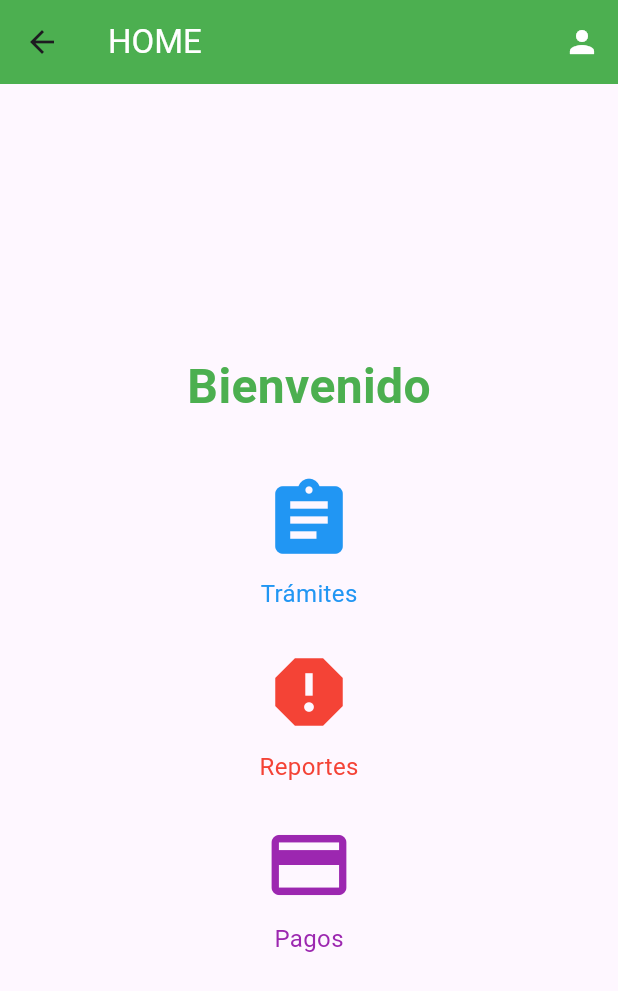
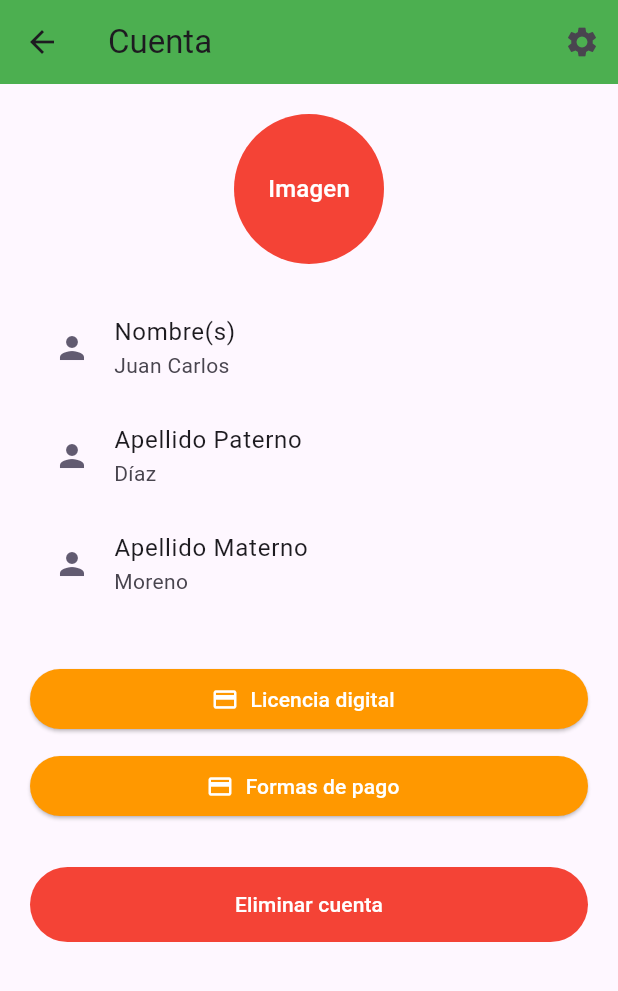
Before and after one commit to gerrycode01/gps_semovil, a Flutter app: the UserHomePage screen opened by its route, after a tap on the "person" icon, on a phone screen of 412 x 824 dp. Shown: the top 991 px of the screen. Run offline on Flutter 3.47's test engine with Material 3 defaults, Android fonts, the light colour scheme and no system bars; our stand-ins replace cloud_firestore, firebase_auth, firebase_core; accounts and stored records are empty.

Commit message:
adicion de cuenta en usuario

```diff
--- a/lib/user/screens/user_home_page.dart
+++ b/lib/user/screens/user_home_page.dart
@@ -1,5 +1,6 @@
 import 'package:flutter/material.dart';
 import 'package:gps_semovil/user/screens/%20formalities/options.dart';
+import 'package:gps_semovil/user/screens/user_settings.dart';
 
 class MyApp extends StatelessWidget {
   const MyApp({super.key});
@@ -32,7 +33,10 @@ class _UserHomePageState extends State<UserHomePage> {
             color: Colors.white,
             icon: const Icon(Icons.person),
             onPressed: () {
-              // Acciones del ícono de usuario
+              Navigator.push(
+                  context,
+                  MaterialPageRoute(
+                      builder: (context) => const UserSettings()));
             },
           )
         ],
--- /dev/null
+++ b/lib/user/screens/user_settings.dart
@@ -0,0 +1,101 @@
+import 'package:flutter/material.dart';
+
+class UserSettings extends StatefulWidget {
+  const UserSettings({super.key});
+
+  @override
+  State<UserSettings> createState() => _UserSettingsState();
+}
+
+class _UserSettingsState extends State<UserSettings> {
+  @override
+  Widget build(BuildContext context) {
+    return Scaffold(
+      appBar: AppBar(
+        title: const Text('Cuenta'),
+        actions: [
+          IconButton(
+            icon: const Icon(Icons.settings),
+            onPressed: () {
+              // Acción al presionar el ícono de configuración
+              print('Configuración presionada');
+            },
+          ),
+        ],
+        backgroundColor: Colors.green,
+      ),
+      body: ListView(
+        padding: const EdgeInsets.all(20),
+        children: [
+          CircleAvatar(
+            radius: 50,
+            backgroundColor: Colors.red,
+            child: const Text('Imagen', style: TextStyle(color: Colors.white)), // Reemplazar con Image.network() o Image.asset() si tienes una imagen
+          ),
+          const SizedBox(height: 20),
+          ListTile(
+            title: const Text('Nombre(s)'),
+            subtitle: const Text('Juan Carlos'),
+            leading: Icon(Icons.person, color: Theme.of(context).colorScheme.secondary),
+          ),
+          ListTile(
+            title: const Text('Apellido Paterno'),
+            subtitle: const Text('Díaz'),
+            leading: Icon(Icons.person, color: Theme.of(context).colorScheme.secondary),
+          ),
+          ListTile(
+            title: const Text('Apellido Materno'),
+            subtitle: const Text('Moreno'),
+            leading: Icon(Icons.person, color: Theme.of(context).colorScheme.secondary),
+          ),
+          const SizedBox(height: 30),
+          ElevatedButton.icon(
+
+            icon: const Icon(Icons.credit_card),
+            label: const Text('Licencia digital'),
+            onPressed: () {
+              // Acción para Licencia digital
+            },
+            style: ButtonStyle(
+              backgroundColor: MaterialStateProperty.all<Color>(Colors.orange), // Color de fondo
+              foregroundColor: MaterialStateProperty.all<Color>(Colors.white), // Color del texto
+              shape: MaterialStateProperty.all<RoundedRectangleBorder>(
+                RoundedRectangleBorder(
+                  borderRadius: BorderRadius.circular(20),
+                ),
+              ),
+            ),
+          ),
+          SizedBox(height: 10,),
+          ElevatedButton.icon(
+            icon: const Icon(Icons.payment),
+            label: const Text('Formas de pago'),
+            onPressed: () {
+              // Acción para Formas de pago
+            },
+            style: ButtonStyle(
+              backgroundColor: MaterialStateProperty.all<Color>(Colors.orange), // Color de fondo
+              foregroundColor: MaterialStateProperty.all<Color>(Colors.white), // Color del texto
+              shape: MaterialStateProperty.all<RoundedRectangleBorder>(
+                RoundedRectangleBorder(
+                  borderRadius: BorderRadius.circular(20),
+                ),
+              ),
+            ),
+          ),
+          const SizedBox(height: 30),
+          TextButton(
+            style: TextButton.styleFrom(
+              foregroundColor: Colors.white, backgroundColor: Colors.red,
+              minimumSize: Size(double.infinity, 50),
+            ),
+            onPressed: () {
+              // Acción para eliminar cuenta
+            },
+            child: const Text('Eliminar cuenta'),
+          ),
+        ],
+      ),
+    );
+  }
+}
```
